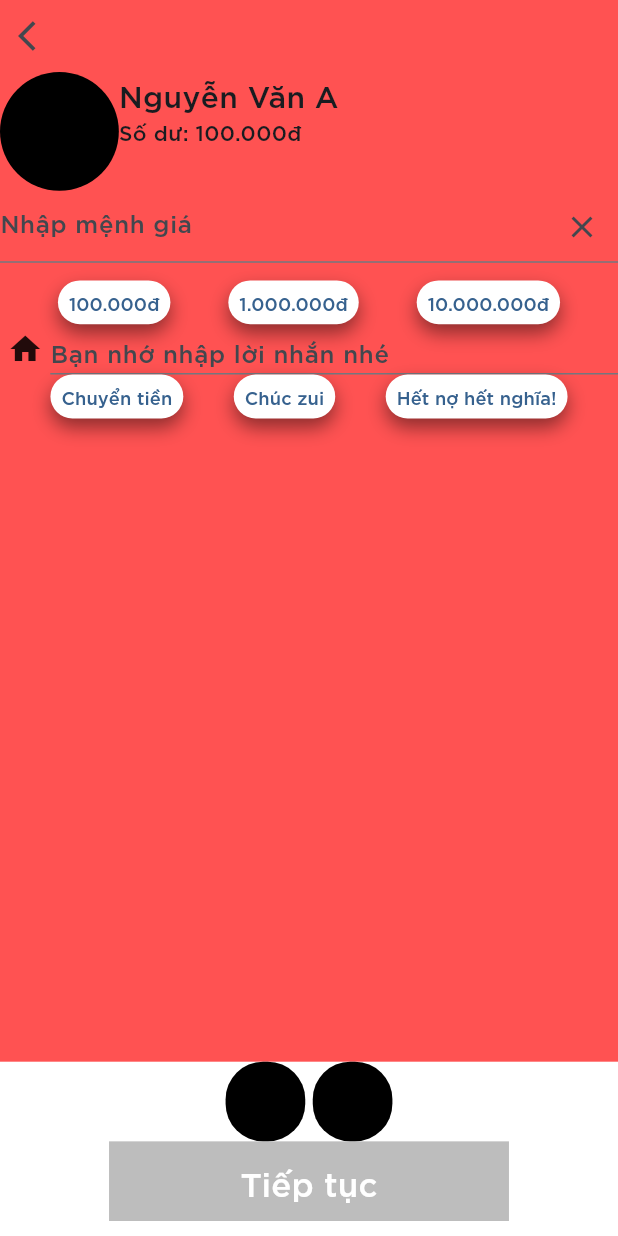
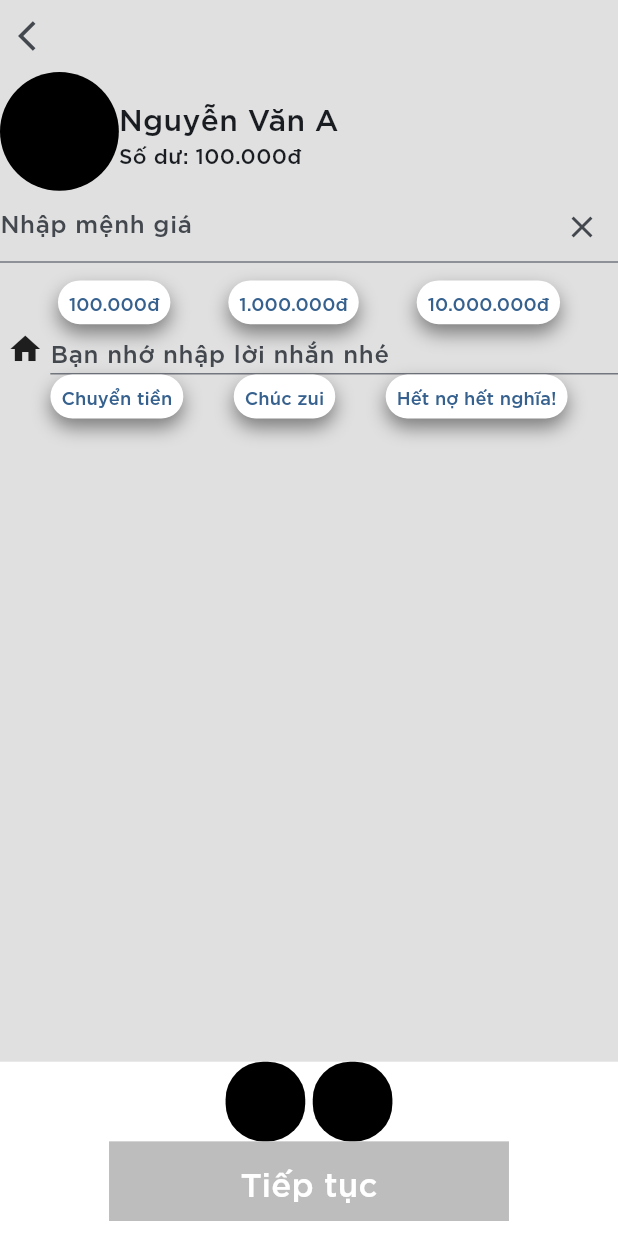
Before and after one commit to hiepchau/EwalletFlutterUI, a Flutter app: the PaymentScreen screen opened directly, on a phone screen of 412 x 824 dp. Run offline on Flutter 3.47's test engine with Material 2 defaults, Android fonts, the phone set to English and light mode, and no system bars; our stand-ins replace animated_bottom_navigation_bar, barcode_widget, expandable_page_view, flutter_countdown_timer, flutter_font_icons, font_awesome_flutter; missing offline and left inert: barcode_scan2.

Commit message:
Add payment theme selector handle

```diff
--- a/lib/pages/payment_screen.dart
+++ b/lib/pages/payment_screen.dart
@@ -1,11 +1,56 @@
 import 'package:ewallet/pages/payment_success_screen.dart';
 import 'package:flutter/material.dart';
 
-class PaymentScreen extends StatelessWidget {
+class PaymentScreen extends StatefulWidget {
+  PaymentScreen({Key? key}) : super(key: key);
+
+  @override
+  State<PaymentScreen> createState() => _PaymentScreenState();
+}
+
+class _PaymentScreenState extends State<PaymentScreen> {
   final _controller = TextEditingController();
   final _msgController = TextEditingController();
 
-  PaymentScreen({Key? key}) : super(key: key);
+  int _themeIndex = 0;
+
+  Decoration _buildThemeDecoration() {
+    switch (_themeIndex) {
+      case 0:
+        return const BoxDecoration(
+          gradient: LinearGradient(
+            begin: Alignment.topCenter,
+            end: Alignment.bottomCenter,
+            colors: [
+              Color(0xFFE0E0E0),
+              Color(0xFFE0E0E0),
+            ],
+          ),
+        );
+      case 1:
+        return const BoxDecoration(
+          gradient: LinearGradient(
+            begin: Alignment.topCenter,
+            end: Alignment.bottomCenter,
+            colors: [
+              Colors.cyanAccent,
+              Colors.cyan,
+            ],
+          ),
+        );
+      default:
+        return const BoxDecoration(
+          gradient: LinearGradient(
+            begin: Alignment.topCenter,
+            end: Alignment.bottomCenter,
+            colors: [
+              Color(0xFFE0E0E0),
+              Color(0xFFE0E0E0),
+            ],
+          ),
+        );
+    }
+  }
 
   @override
   Widget build(BuildContext context) {
@@ -17,7 +62,7 @@ class PaymentScreen extends StatelessWidget {
               aspectRatio: 390 / 670,
               child: Container(
                 //TODO: Add background image decoration
-                decoration: const BoxDecoration(color: Colors.redAccent),
+                decoration: _buildThemeDecoration(),
                 child: LayoutBuilder(
                   builder: (context, constraints) {
                     final height = constraints.maxHeight;
@@ -34,17 +79,22 @@ class PaymentScreen extends StatelessWidget {
                           ),
                           AspectRatio(
                             aspectRatio: 26 / 5,
-                            child: Row(children: [
+                            child: Row(
+                                crossAxisAlignment: CrossAxisAlignment.center,
+                                children: [
                                   AspectRatio(
                                       aspectRatio: 1,
                                       child: Container(
                                         decoration: BoxDecoration(
                                           color: Colors.black,
-                                      borderRadius: BorderRadius.circular(50),
+                                          borderRadius:
+                                              BorderRadius.circular(50),
                                         ),
                                       )),
                                   Column(
-                                crossAxisAlignment: CrossAxisAlignment.start,
+                                    crossAxisAlignment:
+                                        CrossAxisAlignment.start,
+                                    mainAxisSize: MainAxisSize.min,
                                     children: const [
                                       Text('Nguyễn Văn A',
                                           style: TextStyle(
@@ -130,9 +180,17 @@ class PaymentScreen extends StatelessWidget {
                     Row(
                       mainAxisAlignment: MainAxisAlignment.center,
                       children: [
-                        buildThemeButton(themeButtonHeight),
+                        buildThemeButton(themeButtonHeight, () {
+                          setState(() {
+                            _themeIndex = 0;
+                          });
+                        }),
                         const SizedBox(width: 5),
-                        buildThemeButton(themeButtonHeight),
+                        buildThemeButton(themeButtonHeight, () {
+                          setState(() {
+                            _themeIndex = 1;
+                          });
+                        }),
                       ],
                     ),
                     SizedBox(
@@ -174,13 +232,16 @@ class PaymentScreen extends StatelessWidget {
     );
   }
 
-  Widget buildThemeButton(double height) {
-    return Container(
+  Widget buildThemeButton(double height, void Function() onTap) {
+    return GestureDetector(
+      onTap: onTap,
+      child: Container(
         width: height,
         height: height,
         decoration: BoxDecoration(
           color: Colors.black,
           borderRadius: BorderRadius.circular(25),
+        ),
       ),
     );
   }
```
Lines whose indentation alone changed are shown as unchanged.
